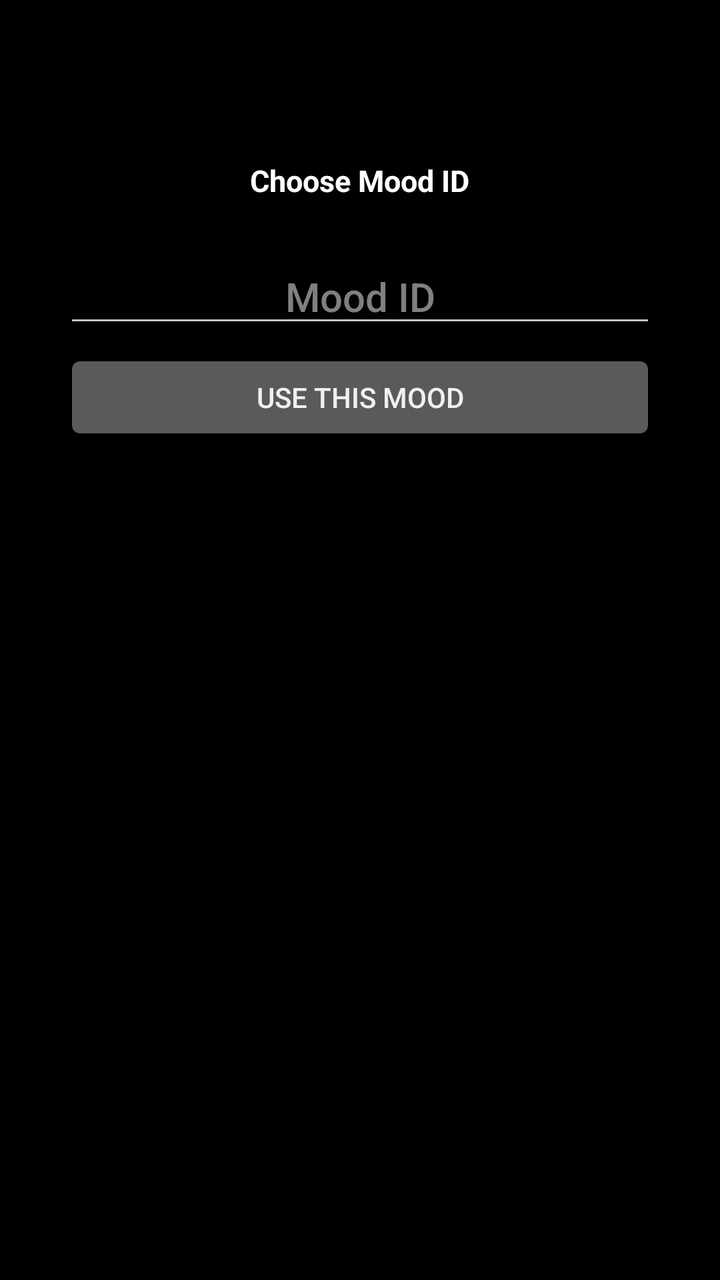
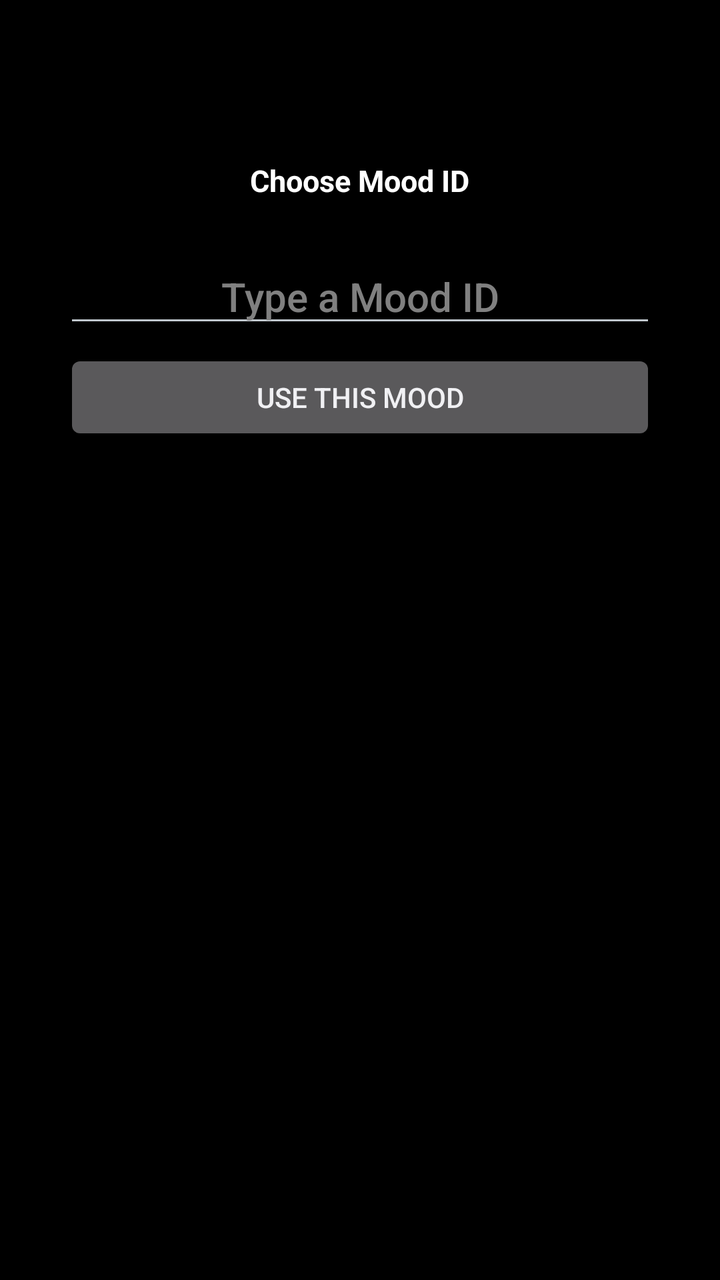

An Android layout rendered at two revisions. The XML below is the earlier revision; the diff shows what the commit changed to produce the second picture.
<!-- AndroidManifest.xml: application theme android:Theme.DeviceDefault -->
<!-- res/layout/activity_config.xml -->
<?xml version="1.0" encoding="utf-8"?>
<ScrollView xmlns:android="http://schemas.android.com/apk/res/android"
    android:layout_width="match_parent"
    android:layout_height="match_parent"
    android:background="#000000"
    android:fillViewport="true">

    <LinearLayout
        android:layout_width="match_parent"
        android:layout_height="wrap_content"
        android:gravity="center_horizontal"
        android:orientation="vertical"
        android:paddingStart="32dp"
        android:paddingTop="18dp"
        android:paddingEnd="32dp"
        android:paddingBottom="48dp">

        <ImageView
            android:id="@+id/preview"
            android:layout_width="56dp"
            android:layout_height="56dp"
            android:contentDescription="@null"
            android:scaleType="centerCrop" />

        <TextView
            android:id="@+id/title"
            android:layout_width="wrap_content"
            android:layout_height="wrap_content"
            android:layout_marginTop="6dp"
            android:gravity="center"
            android:text="@string/config_title"
            android:textColor="#FFFFFF"
            android:textSize="15sp"
            android:textStyle="bold" />

        <TextView
            android:id="@+id/status"
            android:layout_width="wrap_content"
            android:layout_height="wrap_content"
            android:layout_marginTop="2dp"
            android:gravity="center"
            android:textColor="#B0B0B0"
            android:textSize="12sp" />

        <EditText
            android:id="@+id/tokenInput"
            android:layout_width="match_parent"
            android:layout_height="wrap_content"
            android:layout_marginTop="6dp"
            android:gravity="center"
            android:hint="@string/token_hint"
            android:imeOptions="actionDone"
            android:importantForAutofill="no"
            android:inputType="number"
            android:maxLength="6"
            android:selectAllOnFocus="true"
            android:textColor="#FFFFFF"
            android:textColorHint="#808080"
            android:textSize="20sp" />

        <Button
            android:id="@+id/saveButton"
            android:layout_width="match_parent"
            android:layout_height="wrap_content"
            android:layout_marginTop="6dp"
            android:text="@string/config_save" />
    </LinearLayout>
</ScrollView>
<!-- resources referenced by this layout -->
<resources>
  <string name="config_save">Use this Mood</string>
  <string name="config_title">Choose Mood ID</string>
  <string name="token_hint">Mood ID</string>
</resources>

<!-- the commit's change to res/layout/activity_config.xml (unified diff, before → after) -->
@@ -42,6 +42,14 @@
             android:textColor="#B0B0B0"
             android:textSize="12sp" />
 
+        <ProgressBar
+            android:id="@+id/progress"
+            android:layout_width="24dp"
+            android:layout_height="24dp"
+            android:layout_marginTop="4dp"
+            android:indeterminate="true"
+            android:visibility="gone" />
+
         <EditText
             android:id="@+id/tokenInput"
             android:layout_width="match_parent"
<!-- resource entries referenced after the edit -->
@@ -2,6 +2,6 @@
 <resources>
   <string name="config_save">Use this Mood</string>
   <string name="config_title">Choose Mood ID</string>
-  <string name="token_hint">Mood ID</string>
+  <string name="token_hint">Type a Mood ID</string>
 </resources>
 
